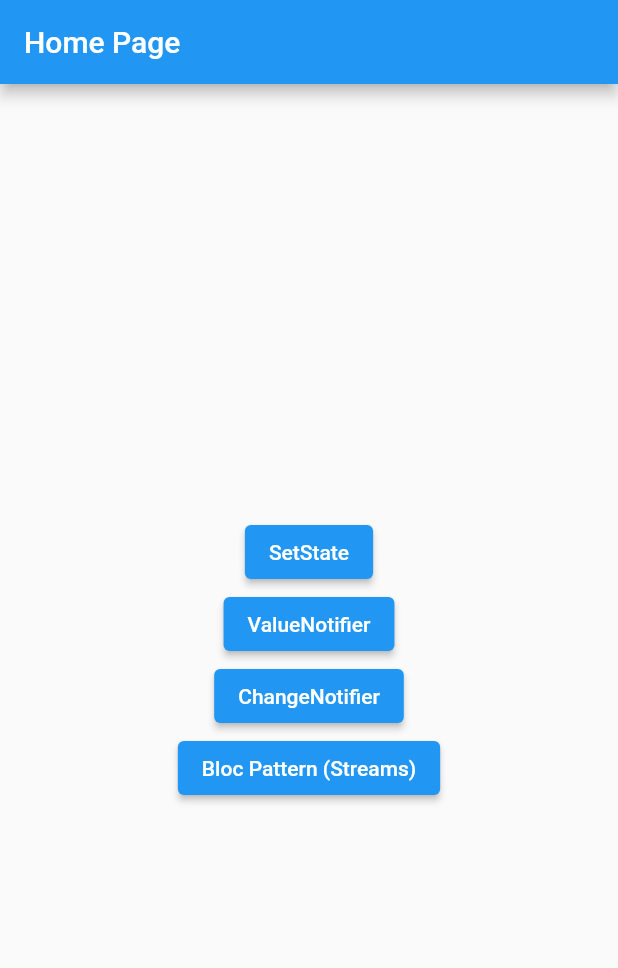
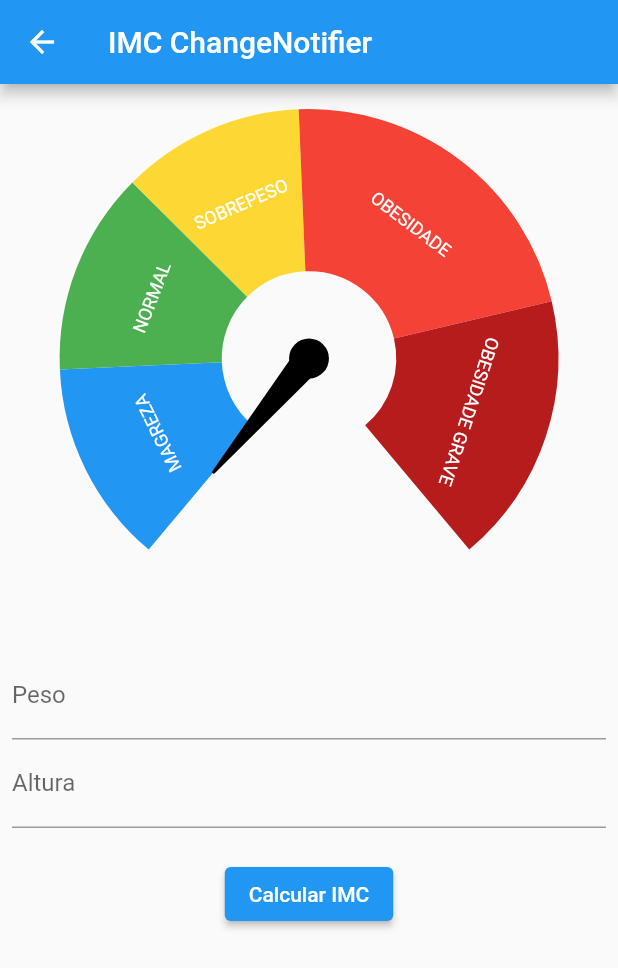
Before and after one commit to yurilima7/IMC-State, a Flutter app: the screen it shows after launch, after a tap on "ChangeNotifier", on a phone screen of 412 x 824 dp. Shown: the top 968 px of the screen. Run offline on Flutter 3.47's test engine with Material 2 defaults, Android fonts, the phone set to English and light mode, and no system bars; drawn by our look-alikes of syncfusion_flutter_gauges; our stand-ins replace currency_text_input_formatter.

Commit message:
Gerencia de estado com change notifier

```diff
--- /dev/null
+++ b/imc_aula/lib/changeNotifier/imc_changenotifier.dart
@@ -0,0 +1,112 @@
+import 'package:currency_text_input_formatter/currency_text_input_formatter.dart';
+import 'package:flutter/material.dart';
+import 'package:imc_aula/changeNotifier/imc_controller.dart';
+import 'package:imc_aula/widgets/imc_gauge.dart';
+import 'package:intl/intl.dart';
+
+class ImcChangeNotifier extends StatefulWidget {
+  const ImcChangeNotifier({super.key});
+
+  @override
+  State<ImcChangeNotifier> createState() => _ImcChangeNotifierState();
+}
+
+class _ImcChangeNotifierState extends State<ImcChangeNotifier> {
+  final pesoEC = TextEditingController();
+  final alturaEC = TextEditingController();
+  final formKey = GlobalKey<FormState>();
+  final controller = ImcController();
+
+  @override
+  void dispose() {
+    super.dispose();
+    pesoEC.dispose();
+    alturaEC.dispose();
+  }
+
+  @override
+  Widget build(BuildContext context) {
+    return Scaffold(
+      appBar: AppBar(
+        title: const Text('IMC ChangeNotifier'),
+      ),
+      body: SingleChildScrollView(
+        child: Form(
+          key: formKey,
+          child: Padding(
+            padding: const EdgeInsets.all(8.0),
+            child: Column(
+              children: [
+                AnimatedBuilder(
+                  animation: controller,
+                  builder: (context, child) => ImcGauge(imc: controller.imc),
+                ),
+                const SizedBox(
+                  height: 20,
+                ),
+                TextFormField(
+                  controller: pesoEC,
+                  keyboardType: TextInputType.number,
+                  decoration: const InputDecoration(labelText: 'Peso'),
+                  inputFormatters: [
+                    CurrencyTextInputFormatter(
+                      locale: 'pt_BR',
+                      symbol: '',
+                      decimalDigits: 2,
+                      turnOffGrouping: true,
+                    )
+                  ],
+                  validator: (String? value) {
+                    if (value == null || value.isEmpty) {
+                      return 'Peso obrigatório';
+                    }
+                    return null;
+                  },
+                ),
+                TextFormField(
+                  controller: alturaEC,
+                  keyboardType: TextInputType.number,
+                  decoration: const InputDecoration(labelText: 'Altura'),
+                  inputFormatters: [
+                    CurrencyTextInputFormatter(
+                      locale: 'pt_BR',
+                      symbol: '',
+                      decimalDigits: 2,
+                      turnOffGrouping: true,
+                    ),
+                  ],
+                  validator: (String? value) {
+                    if (value == null || value.isEmpty) {
+                      return 'Altura obrigatório';
+                    }
+                    return null;
+                  },
+                ),
+                const SizedBox(
+                  height: 20,
+                ),
+                ElevatedButton(
+                  onPressed: () {
+                    var formValid = formKey.currentState?.validate() ?? false;
+
+                    if (formValid) {
+                      var formater = NumberFormat.simpleCurrency(
+                        locale: 'pt_BR',
+                        decimalDigits: 2,
+                      );
+                      double peso = formater.parse(pesoEC.text) as double;
+                      double altura = formater.parse(alturaEC.text) as double;
+
+                      controller.calcularIMC(peso: peso, altura: altura);
+                    }
+                  },
+                  child: const Text('Calcular IMC'),
+                ),
+              ],
+            ),
+          ),
+        ),
+      ),
+    );
+  }
+}
--- /dev/null
+++ b/imc_aula/lib/changeNotifier/imc_controller.dart
@@ -0,0 +1,15 @@
+import 'dart:math';
+import 'package:flutter/material.dart';
+
+class ImcController extends ChangeNotifier {
+  var imc = 0.0;
+
+  Future<void> calcularIMC(
+      {required double peso, required double altura}) async {
+    imc = 0;
+    notifyListeners();
+    await Future.delayed(const Duration(seconds: 1));
+    imc = peso / pow(altura, 2);
+    notifyListeners();
+  }
+}
--- a/imc_aula/lib/home_page.dart
+++ b/imc_aula/lib/home_page.dart
@@ -1,4 +1,5 @@
 import 'package:flutter/material.dart';
+import 'package:imc_aula/changeNotifier/imc_changenotifier.dart';
 import 'package:imc_aula/setState/imc_setstate.dart';
 import 'package:imc_aula/valueNotifier/imc_valuenotifier.dart';
 
@@ -30,7 +31,7 @@ class HomePage extends StatelessWidget {
               child: const Text('ValueNotifier'),
             ),
             ElevatedButton(
-              onPressed: () {},
+              onPressed: () => _goToPage(context, const ImcChangeNotifier()),
               child: const Text('ChangeNotifier'),
             ),
             ElevatedButton(
```
